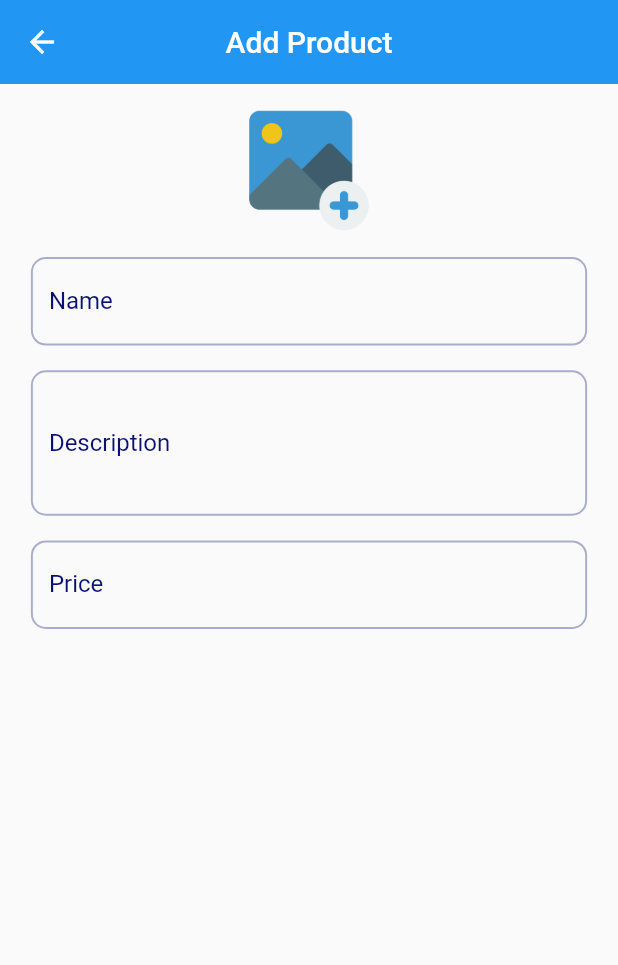
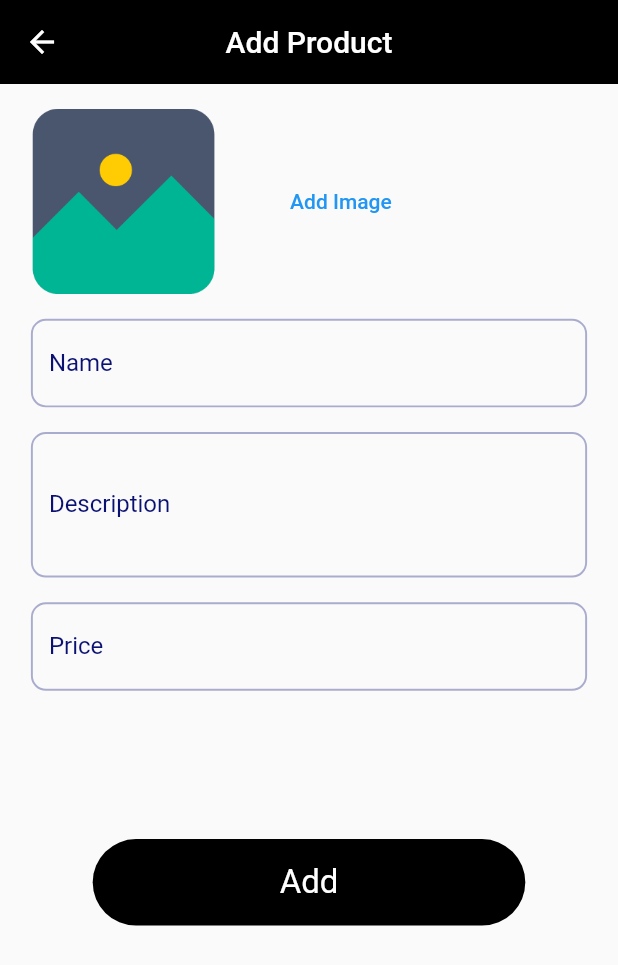
Before and after one commit to VivekTailor19/eCommerce_admin_app, a Flutter app: the AddProductScreen screen opened by its route, on a phone screen of 412 x 824 dp. Shown: the top 965 px of the screen. Run offline on Flutter 3.47's test engine with Material 2 defaults, Android fonts, the phone set to English and light mode, and no system bars; our stand-ins replace cloud_firestore, firebase_auth, firebase_core, get, sizer; accounts and stored records are empty.

Commit message:
ecommerce_app

```diff
--- a/lib/screens/04 first/addProduct/addProductScreen.dart
+++ b/lib/screens/04 first/addProduct/addProductScreen.dart
@@ -1,4 +1,6 @@
+import 'package:ecommerce_app/model/productModel.dart';
 import 'package:ecommerce_app/screens/04%20first/addProduct/addImageController.dart';
+import 'package:ecommerce_app/utils/firebase_helper.dart';
 import 'package:flutter/material.dart';
 import 'package:get/get.dart';
 import 'package:sizer/sizer.dart';
@@ -11,7 +13,6 @@ class AddProductScreen extends StatefulWidget {
 }
 
 class _AddProductScreenState extends State<AddProductScreen> {
-
   TextEditingController tname = TextEditingController();
   TextEditingController tdesc = TextEditingController();
   TextEditingController timgLink = TextEditingController();
@@ -23,103 +24,184 @@ class _AddProductScreenState extends State<AddProductScreen> {
   Widget build(BuildContext context) {
     return SafeArea(
       child: Scaffold(
-        appBar: AppBar(title: Text("Add Product"),centerTitle: true,elevation: 0,),
-
+        appBar: AppBar(
+          title: Text("Add Product"),
+          centerTitle: true,
+          elevation: 0,
+          backgroundColor: Colors.black,
+        ),
         body: Padding(
-          padding: EdgeInsets.symmetric(vertical: 2.h,horizontal: 5.w),
+          padding: EdgeInsets.symmetric(vertical: 2.h, horizontal: 5.w),
+          child: SingleChildScrollView(
             child: Column(
               children: [
-              InkWell(onTap: () {
+                Row(
+                  children: [
+                    Obx(
+                      () => Container(
+                        height: 15.h,
+                        width: 15.h,
+                        decoration: BoxDecoration(borderRadius: BorderRadius.circular(3.w),
+                        image: i_control.isAdded.value
+                            ?  DecorationImage(image: NetworkImage("${timgLink.text}"),fit: BoxFit.fill)
+                            :  DecorationImage(image: AssetImage("assets/images/add/picture.png"),fit: BoxFit.fill),
+                        ),
+                      )
+                    ),
+                    SizedBox(width:10.w),
+
+                    TextButton(child:Text("Add Image"),onPressed: () {
                       Get.defaultDialog(
                           title: "Add Image",
                           content: Column(
                             children: [
                               TextField(
-                        style: TextStyle(color: Color(0xff0A1172),fontSize: 16),
+                                style: TextStyle(
+                                    color: Color(0xff0A1172), fontSize: 16),
                                 keyboardType: TextInputType.url,
                                 controller: timgLink,
                                 decoration: InputDecoration(
-                            border: OutlineInputBorder(borderRadius: BorderRadius.circular(10)),
-                            label: Text("Image Url",style: TextStyle(color: Color(0xff0A1172)),),
+                                    border: OutlineInputBorder(
+                                        borderRadius: BorderRadius.circular(10)),
+                                    label: Text(
+                                      "Image Url",
+                                      style: TextStyle(color: Color(0xff0A1172)),
+                                    ),
                                     hintText: "Enter Image Url here...",
-                            focusedBorder: OutlineInputBorder(borderSide: BorderSide(color: Color(0xff0A1172),width: 1.3),borderRadius: BorderRadius.circular(10)),
-                            enabledBorder: OutlineInputBorder(borderSide: BorderSide(color: Color(0x550A1172),width: 1.3),borderRadius: BorderRadius.circular(10)),
-                            enabled: true
-
+                                    focusedBorder: OutlineInputBorder(
+                                        borderSide: BorderSide(
+                                            color: Color(0xff0A1172), width: 1.3),
+                                        borderRadius: BorderRadius.circular(10)),
+                                    enabledBorder: OutlineInputBorder(
+                                        borderSide: BorderSide(
+                                            color: Color(0x550A1172), width: 1.3),
+                                        borderRadius: BorderRadius.circular(10)),
+                                    enabled: true),
                               ),
-                      ),
-
-
                               Padding(
                                 padding: EdgeInsets.symmetric(horizontal: 5.w),
-                        child: Row(mainAxisAlignment: MainAxisAlignment.spaceAround,
+                                child: Row(
+                                  mainAxisAlignment:
+                                  MainAxisAlignment.spaceAround,
                                   children: [
+                                    TextButton(
+                                        onPressed: () {
+                                          i_control.isAdded.value = true;
 
-                          TextButton(onPressed: () {
+                                          print("img url link add is ==>>   ${timgLink.text}");
 
                                           Get.back();
-                          }, child: Text("Done",style: TextStyle(color: Colors.blue),))
-                        ],),
+                                        },
+                                        child: Text(
+                                          "Done",
+                                          style: TextStyle(color: Colors.blue),
+                                        ))
+                                  ],
+                                ),
                               )
                             ],
-                  )
-                );
-              },
-                child: i_control.isAdded.value ? Image.network("${timgLink.text}",height: 10.h,width: 10.h) : Image.asset("assets/images/add/add.png",height: 10.h,width: 10.h,)),
-              SizedBox(height: 2.h,),
-              CustomTextField(controller: tname,hint: "Name",kboard:TextInputType.text),
+                          ));
+                    },),
+                  ],
+                ),
+                SizedBox(height: 2.h),
+                CustomTextField(controller: tname, hint: "Name", kboard: TextInputType.text),
                 Padding(
-                padding:  EdgeInsets.only(bottom:2.h),
+                  padding: EdgeInsets.only(bottom: 2.h),
                   child: TextField(
                     textAlignVertical: TextAlignVertical.top,
-                  style: TextStyle(color: Color(0xff0A1172),fontSize: 16),
+                    style: TextStyle(color: Color(0xff0A1172), fontSize: 16),
                     keyboardType: TextInputType.streetAddress,
                     controller: tdesc,
                     maxLines: 3,
                     decoration: InputDecoration(
-                      border: OutlineInputBorder(borderRadius: BorderRadius.circular(10)),
-                      label: Text("Description",style: TextStyle(color: Color(0xff0A1172)),),
+                        border: OutlineInputBorder(
+                            borderRadius: BorderRadius.circular(10)),
+                        label: Text(
+                          "Description",
+                          style: TextStyle(color: Color(0xff0A1172)),
+                        ),
                         hintText: "Enter Description here...",
-                      focusedBorder: OutlineInputBorder(borderSide: BorderSide(color: Color(0xff0A1172),width: 1.3),borderRadius: BorderRadius.circular(10)),
-                      enabledBorder: OutlineInputBorder(borderSide: BorderSide(color: Color(0x550A1172),width: 1.3),borderRadius: BorderRadius.circular(10)),
-                      enabled: true
-
+                        focusedBorder: OutlineInputBorder(
+                            borderSide:
+                                BorderSide(color: Color(0xff0A1172), width: 1.3),
+                            borderRadius: BorderRadius.circular(10)),
+                        enabledBorder: OutlineInputBorder(
+                            borderSide:
+                                BorderSide(color: Color(0x550A1172), width: 1.3),
+                            borderRadius: BorderRadius.circular(10)),
+                        enabled: true),
                   ),
                 ),
+                CustomTextField(controller: tprice, hint: "Price", kboard: TextInputType.number),
+                SizedBox(height: 10.h),
+
+                GestureDetector(
+                  onTap: () {
+                    ProductModel model = ProductModel(
+                      name: tname.text,
+                      category: "Clothes",
+                      fav: false,
+                      img: timgLink.text,
+                      desc: tdesc.text,
+                      price: int.parse(tprice.text),
+                    );
+
+                    FirebaseHelper.firebaseHelper.addProductInFireStore(model);
+
+                    tname.clear();
+                    tdesc.clear();
+                    timgLink.clear();
+                    tprice.clear();
+
+                    Get.back();
+
+                    print("product is add in fire cloud store");
+
+                    Get.snackbar('Product Added', "Your Product is added in The Firebase CloudStore",
+                        snackPosition: SnackPosition.BOTTOM,duration: Duration(seconds: 2));
+
+                  },
+                  child: Container(height: 7.h,width: 70.w,
+                  decoration: BoxDecoration(borderRadius: BorderRadius.circular(3.5.h),
+                    color: Colors.black),
+                    alignment: Alignment.center,
+
+                    child: Text("Add",style: TextStyle(color: Colors.white,fontSize: 16.sp,fontWeight: FontWeight.w400),),
                   ),
-              CustomTextField(controller: tprice,hint: "Price",kboard:TextInputType.number ),
-
-
-
+                )
               ],
             ),
           ),
-
-      ),
-    );
-  }
-
-  Widget CustomTextField({controller,hint,kboard}) {
-    return Padding(
-      padding:  EdgeInsets.only(bottom:2.h),
-      child: TextField(
-        style: TextStyle(color: Color(0xff0A1172),fontSize: 16),
-        keyboardType: kboard,
-        controller: controller,
-        decoration: InputDecoration(
-            border: OutlineInputBorder(borderRadius: BorderRadius.circular(10)),
-            label: Text("$hint",style: TextStyle(color: Color(0xff0A1172)),),
-            hintText: "Enter $hint here...",
-            focusedBorder: OutlineInputBorder(borderSide: BorderSide(color: Color(0xff0A1172),width: 1.3),borderRadius: BorderRadius.circular(10)),
-            enabledBorder: OutlineInputBorder(borderSide: BorderSide(color: Color(0x550A1172),width: 1.3),borderRadius: BorderRadius.circular(10)),
-            enabled: true
-
         ),
       ),
     );
   }
 
+  Widget CustomTextField({controller, hint, kboard}) {
+    return Padding(
+      padding: EdgeInsets.only(bottom: 2.h),
+      child: TextField(
+        style: TextStyle(color: Color(0xff0A1172), fontSize: 16),
+        keyboardType: kboard,
+        controller: controller,
+        decoration: InputDecoration(
+            border: OutlineInputBorder(borderRadius: BorderRadius.circular(10)),
+            label: Text(
+              "$hint",
+              style: TextStyle(color: Color(0xff0A1172)),
+            ),
+            hintText: "Enter $hint here...",
+            focusedBorder: OutlineInputBorder(
+                borderSide: BorderSide(color: Color(0xff0A1172), width: 1.3),
+                borderRadius: BorderRadius.circular(10)),
+            enabledBorder: OutlineInputBorder(
+                borderSide: BorderSide(color: Color(0x550A1172), width: 1.3),
+                borderRadius: BorderRadius.circular(10)),
+            enabled: true),
+      ),
+    );
+  }
 }
 
-
 //    https://cdn-icons-png.flaticon.com/512/5511/5511396.png
```
Also changed, not shown: lib/utils/firebase_helper.dart (+20 -1 lines), assets/images/add/brand.png (renamed from assets/images/add/demoProduct.png), assets/images/add/picture.png (added), lib/model/productModel.dart (renamed from lib/productModel.dart). Lines whose indentation alone changed are shown as unchanged.
